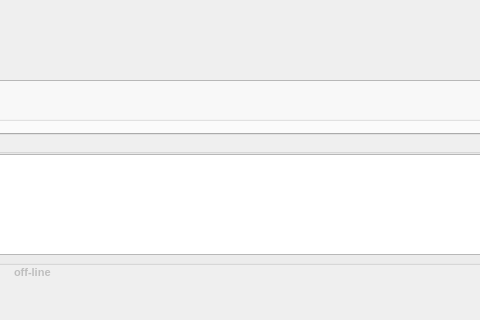
zohannn/motion_manager, file ui/main_window.ui: the form before one commit; both pictures show x 314 to 794 and y 385 to 705 of the 1101 by 705 pixel window.
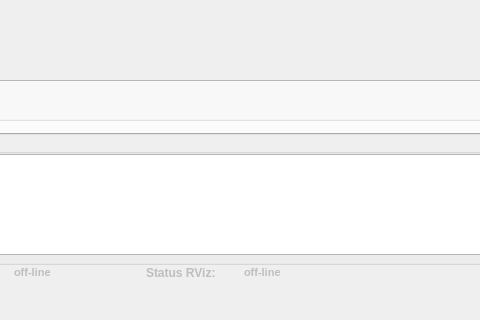
The form after the commit. The open tabs and pages were chosen to show the change. Icons and pictures are not drawn.

```diff
--- a/ui/main_window.ui
+++ b/ui/main_window.ui
@@ -936,6 +936,89 @@
      </widget>
     </widget>
    </widget>
+   <widget class="QWidget" name="layoutWidget_vrep_2">
+    <property name="geometry">
+     <rect>
+      <x>460</x>
+      <y>630</y>
+      <width>189</width>
+      <height>17</height>
+     </rect>
+    </property>
+    <layout class="QHBoxLayout" name="horizontalLayout_VREP_status_2">
+     <item>
+      <widget class="QLabel" name="labelStatusRViz">
+       <property name="enabled">
+        <bool>false</bool>
+       </property>
+       <property name="font">
+        <font>
+         <pointsize>9</pointsize>
+         <weight>75</weight>
+         <bold>true</bold>
+        </font>
+       </property>
+       <property name="text">
+        <string>Status RViz: </string>
+       </property>
+      </widget>
+     </item>
+     <item>
+      <widget class="QLabel" name="labelRVizComm">
+       <property name="enabled">
+        <bool>false</bool>
+       </property>
+       <property name="palette">
+        <palette>
+         <active>
+          <colorrole role="Text">
+           <brush brushstyle="SolidPattern">
+            <color alpha="255">
+             <red>251</red>
+             <green>21</green>
+             <blue>21</blue>
+            </color>
+           </brush>
+          </colorrole>
+         </active>
+         <inactive>
+          <colorrole role="Text">
+           <brush brushstyle="SolidPattern">
+            <color alpha="255">
+             <red>251</red>
+             <green>21</green>
+             <blue>21</blue>
+            </color>
+           </brush>
+          </colorrole>
+         </inactive>
+         <disabled>
+          <colorrole role="Text">
+           <brush brushstyle="SolidPattern">
+            <color alpha="255">
+             <red>123</red>
+             <green>123</green>
+             <blue>123</blue>
+            </color>
+           </brush>
+          </colorrole>
+         </disabled>
+        </palette>
+       </property>
+       <property name="font">
+        <font>
+         <pointsize>8</pointsize>
+         <weight>75</weight>
+         <bold>true</bold>
+        </font>
+       </property>
+       <property name="text">
+        <string>off-line</string>
+       </property>
+      </widget>
+     </item>
+    </layout>
+   </widget>
   </widget>
   <widget class="QMenuBar" name="menubar">
    <property name="geometry">
```
Left out of the diff: 12 changed lines with no effect on the pictures.
